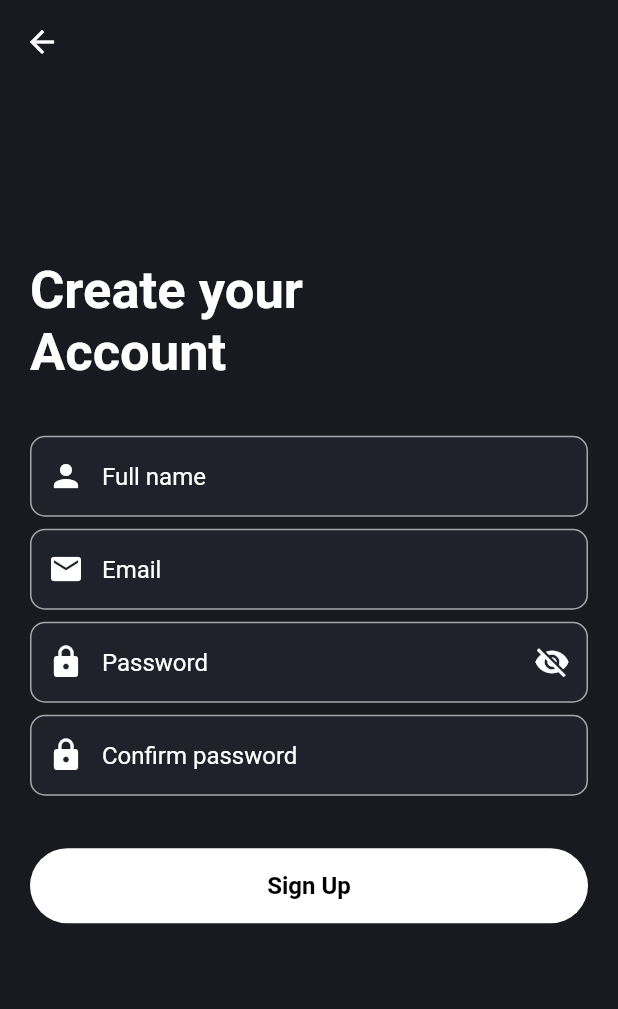
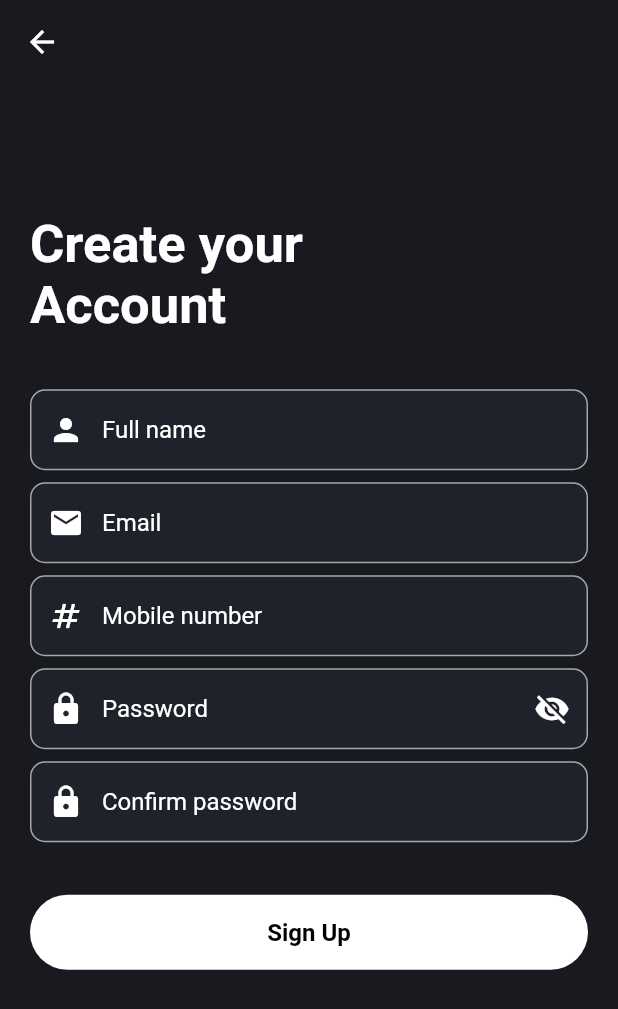
Before and after one commit to Shahbasahsankk/Shoe-Cart, a Flutter app: the SignUpScreen screen opened by its route, on a phone screen of 412 x 824 dp. Shown: the top 1009 px of the screen. Run offline on Flutter 3.47's test engine with Material 2 defaults, Android fonts, the phone set to English and light mode, and no system bars; our stand-ins replace dio, flutter_otp_text_field, fluttertoast.

Commit message:
signup and otp verification successful, data not getting saved to database

```diff
--- /dev/null
+++ b/lib/constants/api_endpoints.dart
@@ -0,0 +1,4 @@
+class ApiEndPoints{
+  static const signUp='/auth/signup';
+  static const verifyOtp='/auth/verifyOtp';
+}
--- /dev/null
+++ b/lib/constants/api_url.dart
@@ -0,0 +1,3 @@
+class ApiUrl{
+  static const apiUrl='http://192.168.0.201:5000/api/v1/';
+}
--- a/lib/helper/colors/app_colors.dart
+++ b/lib/helper/colors/app_colors.dart
@@ -10,4 +10,5 @@ class AppColors {
   static const darkShadeBackgroundColor = Color(0xFF35383f);
   static const dullWhitecolor= Colors.white70;
   static const redColor= Colors.red;
+  static const greenColor= Colors.green;
 }
--- a/lib/main.dart
+++ b/lib/main.dart
@@ -10,6 +10,7 @@ import 'package:e_commerce_app/controller/signUp/signup_controller.dart';
 import 'package:e_commerce_app/controller/splash/splash_controller.dart';
 import 'package:e_commerce_app/controller/welcome/welcome_controller.dart';
 import 'package:e_commerce_app/routes/route_functions.dart';
+import 'package:e_commerce_app/view/signup/signup_screen.dart';
 import 'package:e_commerce_app/view/splash/splash_screen.dart';
 import 'package:flutter/material.dart';
 import 'package:provider/provider.dart';
@@ -39,7 +40,7 @@ class MyApp extends StatelessWidget {
         debugShowCheckedModeBanner: false,
         theme: ThemeData.dark(),
         onGenerateRoute: (settings) => AppRoutes.generateRoute(settings),
-        home: const SplashScreen(),
+        home:  SignUpScreen(),
       ),
     );
   }
--- /dev/null
+++ b/lib/model/signup_model/signup_model.dart
@@ -0,0 +1,30 @@
+class SignUpModel {
+   String? fullName;
+   String? email;
+   String? number;
+   String? password;
+  SignUpModel({
+    required this.fullName,
+    required this.email,
+    required this.number,
+    required this.password,
+  });
+
+  Map<String, dynamic> toJson() {
+    return {
+      'fullname': fullName,
+      'email': email,
+      'password': password,
+      'phone': number
+    };
+  }
+
+  factory SignUpModel.fromJson(Map<String, dynamic> json) {
+    return SignUpModel(
+      fullName: json['fullname'],
+      email: json['email'],
+      number: json['phone'],
+      password: json['password'],
+    );
+  }
+}
--- a/lib/routes/rout_names.dart
+++ b/lib/routes/rout_names.dart
@@ -10,4 +10,5 @@ class RouteNames{
   static const newPasswordScreen='newPassword';
   static const homeScreen= 'home';
   static const bottomNav='bottomNav';
+  static const signUpOtp='signUpOtp';
 }
--- a/lib/routes/route_functions.dart
+++ b/lib/routes/route_functions.dart
@@ -7,6 +7,8 @@ import 'package:e_commerce_app/view/otp/model/otp_screen_arguement_model.dart';
 import 'package:e_commerce_app/view/otp/otp_screen.dart';
 import 'package:e_commerce_app/view/signIn/sign_in_screen.dart';
 import 'package:e_commerce_app/view/signup/signup_screen.dart';
+import 'package:e_commerce_app/view/signup/widgets/signup_arguement_model.dart';
+import 'package:e_commerce_app/view/signup/widgets/signup_otp.dart';
 import 'package:e_commerce_app/view/welcome/welcome_screen.dart';
 import 'package:e_commerce_app/widgets/bottom_nav_bar.dart';
 import 'package:flutter/material.dart';
@@ -30,7 +32,7 @@ class AppRoutes {
         );
         case RouteNames.signUpScreen:
         return MaterialPageRoute(
-          builder: (context) => const SignUpScreen(),
+          builder: (context) =>  SignUpScreen(),
         );
         case RouteNames.signInScreen:
         return MaterialPageRoute(
@@ -57,6 +59,11 @@ class AppRoutes {
         return MaterialPageRoute(
           builder: (context) => const HomeScreen(),
         );
+          case RouteNames.signUpOtp:
+          final args= settings.arguments as SignUpOtpArguementModel;
+        return MaterialPageRoute(
+          builder: (context) =>  SignUpOtpScreen(model: args.model,),
+        );
       default:
         return MaterialPageRoute(
           builder: (context) => const SplashScreen(),
--- /dev/null
+++ b/lib/service/signin/signin_service.dart
@@ -0,0 +1,3 @@
+class SignInService{
+
+}
--- a/lib/view/signup/signup_screen.dart
+++ b/lib/view/signup/signup_screen.dart
@@ -8,11 +8,14 @@ import 'package:flutter/material.dart';
 import 'package:provider/provider.dart';
 
 class SignUpScreen extends StatelessWidget {
-  const SignUpScreen({super.key});
-
+   SignUpScreen({super.key});
+  final GlobalKey formKey= GlobalKey<FormState>();
   @override
   Widget build(BuildContext context) {
     final signUpProvider = Provider.of<SignUpProvider>(context, listen: false);
+    WidgetsBinding.instance.addPostFrameCallback((_){
+      signUpProvider.clearControllers();
+    });
     return SafeArea(
       child: Scaffold(
         extendBodyBehindAppBar: true,
@@ -26,6 +29,8 @@ class SignUpScreen extends StatelessWidget {
             reverse: true,
             child: Padding(
               padding: const EdgeInsets.all(20.0),
+              child: Form(
+                  key: formKey,
                 child: Column(
                   mainAxisAlignment: MainAxisAlignment.center,
                   crossAxisAlignment: CrossAxisAlignment.start,
@@ -53,6 +58,16 @@ class SignUpScreen extends StatelessWidget {
                       hint: 'Email',
                       obscure: false,
                       validator: (value) => signUpProvider.emailValidation(value),
+                    ),
+                    AppSizedBoxes.sizedboxH8,
+                    CustomTextFormfield(
+                      controller: signUpProvider.mobileNumberController,
+                      keyboardType: TextInputType.number,
+                      action: TextInputAction.next,
+                      icon: Icons.numbers,
+                      hint: 'Mobile number',
+                      obscure: false,
+                      validator: (value) => signUpProvider.numberValidation(value),
                     ),
                     AppSizedBoxes.sizedboxH8,
                     Consumer<SignUpProvider>(builder: (context, values, _) {
@@ -87,7 +102,7 @@ class SignUpScreen extends StatelessWidget {
                     AppSizedBoxes.sizedboxH35,
                     CustomButtonOne(
                       text: 'Sign Up',
-                    onTap: () => signUpProvider.toBottonNav(context),
+                      onTap: () => signUpProvider.toSignUpOtpScreen(context,formKey.currentState!),
                     ),
                     AppSizedBoxes.sizedboxH35,
                   ],
@@ -96,6 +111,7 @@ class SignUpScreen extends StatelessWidget {
             ),
           ),
         ),
+      ),
     );
   }
 }
--- /dev/null
+++ b/lib/view/signup/widgets/signup_arguement_model.dart
@@ -0,0 +1,8 @@
+import 'package:e_commerce_app/model/signup_model/signup_model.dart';
+
+class SignUpOtpArguementModel{
+final SignUpModel model;
+SignUpOtpArguementModel({
+  required this.model,
+});
+}
--- a/lib/widgets/custom_textformfield.dart
+++ b/lib/widgets/custom_textformfield.dart
@@ -28,7 +28,6 @@ class CustomTextFormfield extends StatelessWidget {
     return TextFormField(
       autofocus: false,
       keyboardType: keyboardType,
-      autovalidateMode: AutovalidateMode.onUserInteraction,
       textInputAction: action,
       controller: controller,
       validator: validator,
--- a/pubspec.yaml
+++ b/pubspec.yaml
@@ -35,6 +35,7 @@ dependencies:
   intl: ^0.17.0
   flutter_otp_text_field: ^1.1.1
   fluttertoast: ^8.1.1
+  dio: ^4.0.6
 
 
   # The following adds the Cupertino Icons font to your application.
```
Also changed, not shown: lib/controller/signUp/signup_controller.dart (+89 -4 lines), lib/service/signup/otp_service.dart (added, +38 -0 lines), lib/service/signup/signup_service.dart (added, +39 -0 lines), lib/view/forgot_password/forgot_password_screen.dart (+18 -16 lines), lib/view/signup/widgets/signup_otp.dart (added, +113 -0 lines), pubspec.lock. Lines whose indentation alone changed are shown as unchanged.
